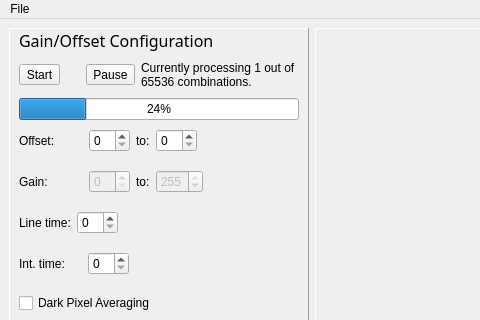
Before: the Qt Designer form barbecue/ui/GainOffset.ui in WasatchPhotonics/Barbecue, drawn with Qt 5; both pictures show x 0 to 480 and y 0 to 320 of the 1070 by 680 pixel window.
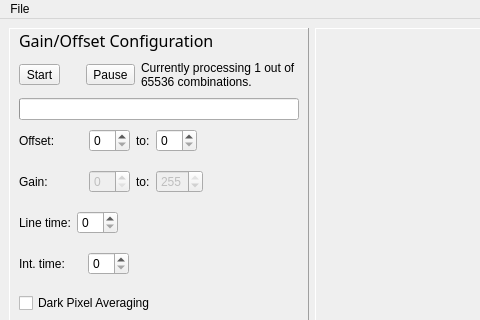
After: the same form once the commit is applied. Icons and pictures are not drawn.

Commit message: progress bar, set gain,offset

```diff
--- a/barbecue/ui/GainOffset.ui
+++ b/barbecue/ui/GainOffset.ui
@@ -153,8 +153,23 @@
        </item>
        <item>
         <widget class="QProgressBar" name="progressBar">
+         <property name="enabled">
+          <bool>true</bool>
+         </property>
          <property name="value">
-          <number>24</number>
+          <number>0</number>
+         </property>
+         <property name="textVisible">
+          <bool>false</bool>
+         </property>
+         <property name="orientation">
+          <enum>Qt::Horizontal</enum>
+         </property>
+         <property name="invertedAppearance">
+          <bool>false</bool>
+         </property>
+         <property name="textDirection">
+          <enum>QProgressBar::TopToBottom</enum>
          </property>
         </widget>
        </item>
```
The commit also changes 4 other files.
